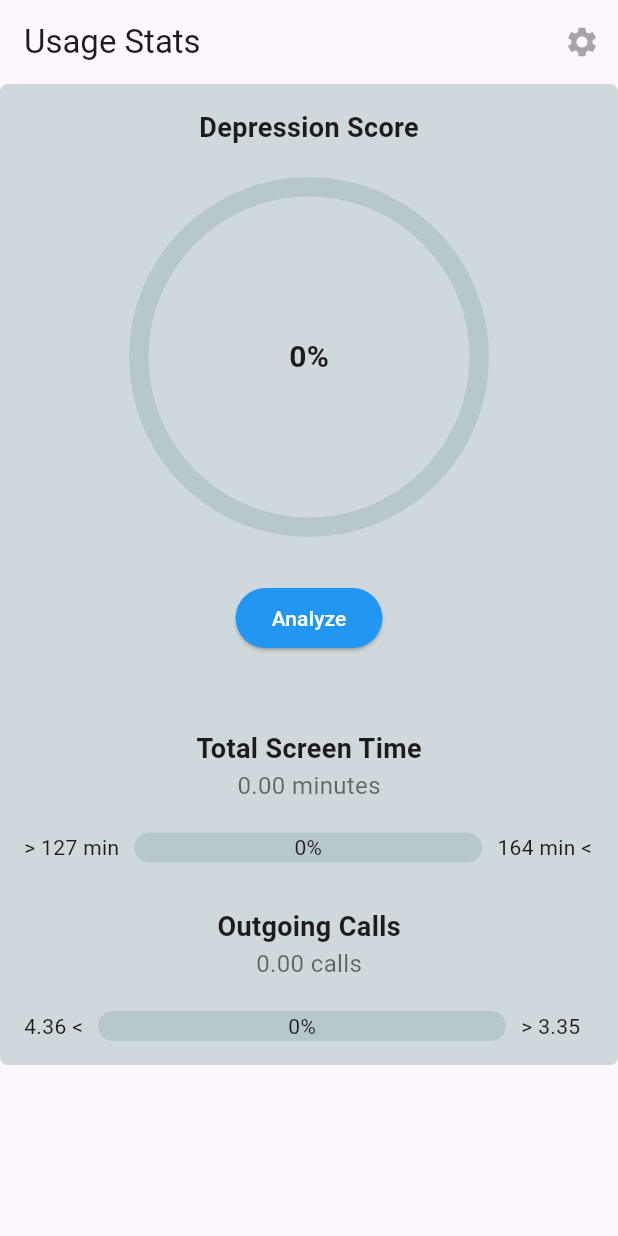
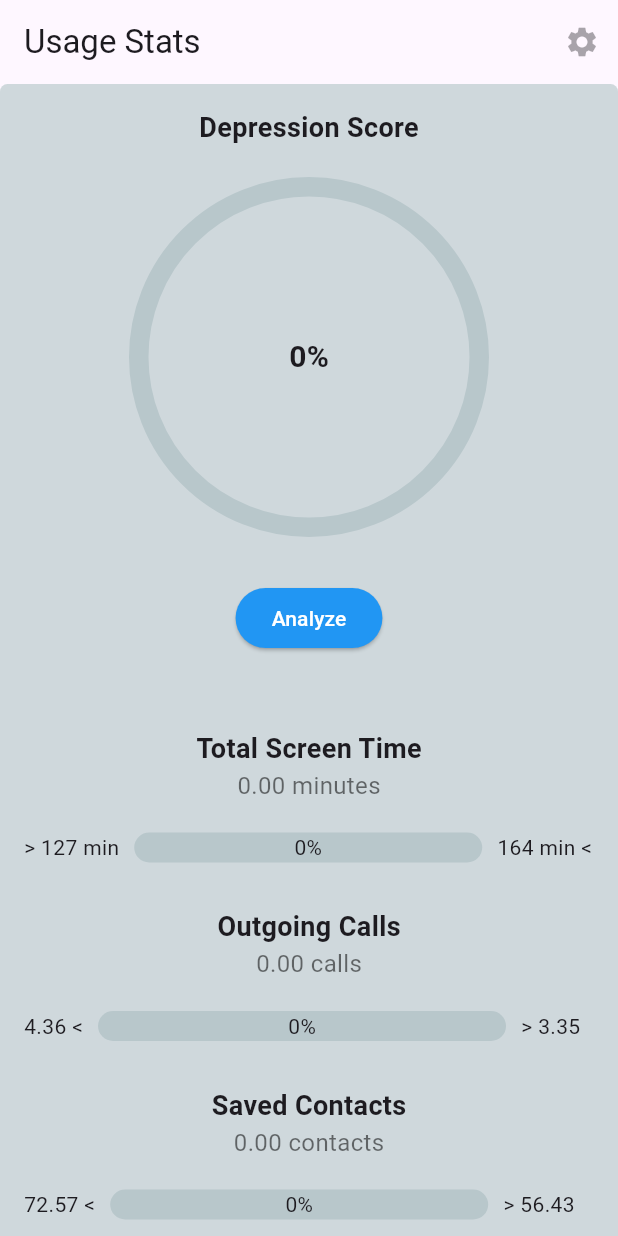
Before and after one commit to nicolas-design/bachelorApp, a Flutter app: the screen it shows after launch, on a phone screen of 412 x 824 dp. Run offline on Flutter 3.47's test engine with Material 3 defaults, Android fonts, the light colour scheme and no system bars; drawn by our look-alikes of percent_indicator; our stand-ins replace permission_handler; missing offline and left inert: usage_stats.

Commit message:
i dont even now

```diff
--- a/lib/main.dart
+++ b/lib/main.dart
@@ -28,19 +28,24 @@ class _MyAppState extends State<MyApp> {
   double _currentPercentage = 0.0;
   String _percentageLabel = "0%";
 
+  int contactCount = 0;
+  double contactPercentage = 0.0;
+  String contactCountLabel = "0%";
+
   @override
   void initState() {
     super.initState();
 
-    initUsage();
+
   }
 
-  Future<void> initUsage() async {
+  Future<void> initScreenTime() async {
     try {
       UsageStats.grantUsagePermission();
 
-      DateTime endDate = new DateTime.now();
-      DateTime startDate = endDate.subtract(Duration(days: 1));
+      DateTime endDate = DateTime.now();  // Current moment
+      DateTime startDate = endDate.subtract(Duration(days: 1));  // 24 hours ago from now
+
 
 
       List<EventUsageInfo> queryEvents = await UsageStats.queryEvents(startDate, endDate);
@@ -54,19 +59,20 @@ class _MyAppState extends State<MyApp> {
 
         if (double.parse(i.totalTimeInForeground!) > 0) {
 
+
           _usageInfoMap[i.packageName] = i;
 
-          print(
-              DateTime.fromMillisecondsSinceEpoch(int.parse(i.firstTimeStamp!))
-                  .toIso8601String());
+           DateTime firstTimeStamp = DateTime.fromMillisecondsSinceEpoch(int.parse(i.firstTimeStamp!));
+            DateTime lastTimeStamp = DateTime.fromMillisecondsSinceEpoch(int.parse(i.lastTimeStamp!));
+            DateTime lastTimeUsed = DateTime.fromMillisecondsSinceEpoch(int.parse(i.lastTimeUsed!));
+            double timeInForegroundMinutes = int.parse(i.totalTimeInForeground!) / 1000 / 60;
 
-          print(DateTime.fromMillisecondsSinceEpoch(int.parse(i.lastTimeStamp!))
-              .toIso8601String());
+            print("Package: ${i.packageName}");
+            print("First Time Stamp: $firstTimeStamp");
+            print("Last Time Stamp: $lastTimeStamp");
+            print("Last Time Used: $lastTimeUsed");
+            print("Time in Foreground (minutes): $timeInForegroundMinutes");
 
-          print(i.packageName);
-          print(DateTime.fromMillisecondsSinceEpoch(int.parse(i.lastTimeUsed!))
-              .toIso8601String());
-          print(int.parse(i.totalTimeInForeground!) / 1000 / 60);
 
           print('-----\n');
         }
@@ -103,6 +109,8 @@ Future<void> analyzeUsage() async {
     double maxCalls = 4.36;
     double minCalls = 3.35;
 
+    initScreenTime();
+
     if (callCount > maxCalls) {
       callPercentage = 0.0;
     } else if (callCount < minCalls) {
@@ -110,6 +118,20 @@ Future<void> analyzeUsage() async {
     } else {
       callPercentage = (maxCalls - callCount) / (maxCalls - minCalls);
     }
+
+    int totalContacts = await CallLogUtil.getContactCount();
+    double contactPercentageT;
+    double maxContacts = 72.57;
+    double minContacts = 56.43;
+
+    if (totalContacts > maxContacts) {
+      contactPercentageT = 0.0;
+    } else if (totalContacts < minContacts) {
+      contactPercentageT = 1.0;
+    } else {
+      contactPercentageT = (maxContacts - totalContacts) / (maxContacts - minContacts);
+    }
+
 
     double minTime = 127.13;
     double maxTime = 164.0;
@@ -123,8 +145,9 @@ Future<void> analyzeUsage() async {
       screenTimePercentage = (totalScreenTimeMinutes - minTime) / (maxTime - minTime);
     }
 
+
     // Calculate the average of call percentage and screen time percentage
-    double averagePercentage = (callPercentage + screenTimePercentage) / 2;
+    double averagePercentage = (callPercentage + screenTimePercentage + contactPercentageT) / 3;
 
     // Update state with new values
     setState(() {
@@ -135,6 +158,9 @@ Future<void> analyzeUsage() async {
       _percentageLabel = "${(screenTimePercentage * 100).toStringAsFixed(1)}%";
       overallPercentage = averagePercentage;
       overallPercentageLabel = "${(averagePercentage * 100).toStringAsFixed(1)}%";
+      contactCount = totalContacts;
+      contactPercentage = contactPercentageT;
+      contactCountLabel = "${(contactPercentage * 100).toStringAsFixed(1)}%";
     });
   } catch (e) {
     print("Error during analysis: $e");
@@ -160,8 +186,6 @@ Widget build(BuildContext context) {
         ],
       ),
       body: Center(
-        child: RefreshIndicator(
-          onRefresh: initUsage,
           child: ListView(
             children: [
               Container(
@@ -270,13 +294,73 @@ Widget build(BuildContext context) {
                         progressColor: Colors.green,
                       ),
                     ),
+                    SizedBox(height: 30),  // Space between the button and the bottom of the container
+                    Text(
+                      "Saved Contacts",
+                      style: TextStyle(
+                        fontSize: 18,
+                        fontWeight: FontWeight.bold,
+                      ),
+                    ),
+                    Text(
+                      "${contactCount.toStringAsFixed(2)} contacts",
+                      style: TextStyle(
+                        fontSize: 16,
+                        color: Colors.black54,
+                      ),
+                    ),
+                    SizedBox(height: 20),
+                    Center(
+                      child: LinearPercentIndicator(
+                        width: MediaQuery.of(context).size.width - 140,
+                        animation: true,
+                        lineHeight: 20.0,
+                        animationDuration: 1000,
+                        leading: new Text("72.57 <"),
+                        trailing: new Text("> 56.43"),
+                        percent: contactPercentage,
+                        center: Text(contactCountLabel),
+                        barRadius: Radius.circular(10),
+                        progressColor: Colors.green,
+                      ),
+                    ),
+                     SizedBox(height: 30),  // Space between the button and the bottom of the container
+                    Text(
+                      "Device Value",
+                      style: TextStyle(
+                        fontSize: 18,
+                        fontWeight: FontWeight.bold,
+                      ),
+                    ),
+                    Text(
+                      "${contactCount.toStringAsFixed(2)} contacts",
+                      style: TextStyle(
+                        fontSize: 16,
+                        color: Colors.black54,
+                      ),
+                    ),
+                    SizedBox(height: 20),
+                    Center(
+                      child: LinearPercentIndicator(
+                        width: MediaQuery.of(context).size.width - 140,
+                        animation: true,
+                        lineHeight: 20.0,
+                        animationDuration: 1000,
+                        leading: new Text("72.57 <"),
+                        trailing: new Text("> 56.43"),
+                        percent: contactPercentage,
+                        center: Text(contactCountLabel),
+                        barRadius: Radius.circular(10),
+                        progressColor: Colors.green,
+                      ),
+                    ),
                   ],
                 ),
               ),
 
             ],
           ),
-        ),
+
       ),
     ),
   );
```
Also changed, not shown: lib/call_log_util.dart (+23 -0 lines), 2 other files.
